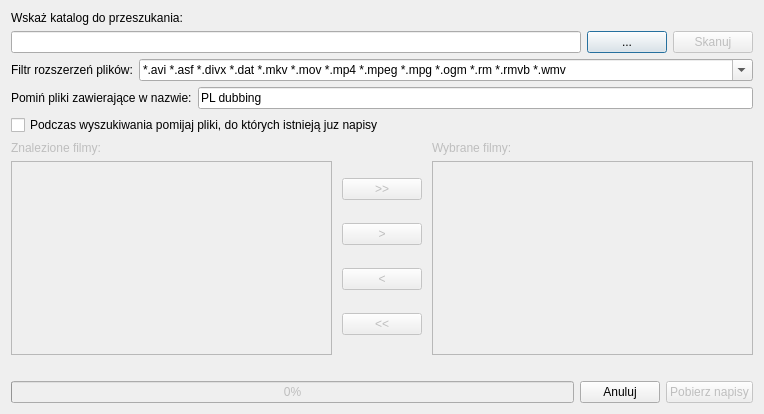
QNapi/qnapi, file ui/frmscan.ui: the form before one commit.
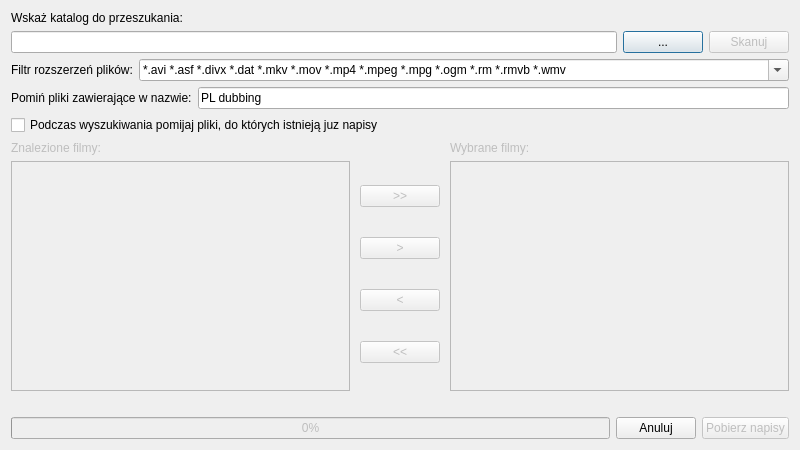
The form after the commit. Icons and pictures are not drawn. Custom widgets are drawn as their Qt base class.

Patch:
```diff
--- a/ui/frmscan.ui
+++ b/ui/frmscan.ui
@@ -5,8 +5,8 @@
    <rect>
     <x>0</x>
     <y>0</y>
-    <width>764</width>
-    <height>414</height>
+    <width>800</width>
+    <height>450</height>
    </rect>
   </property>
   <property name="minimumSize" >
```
Left out of the diff: 2 changed lines with no effect on the pictures.
